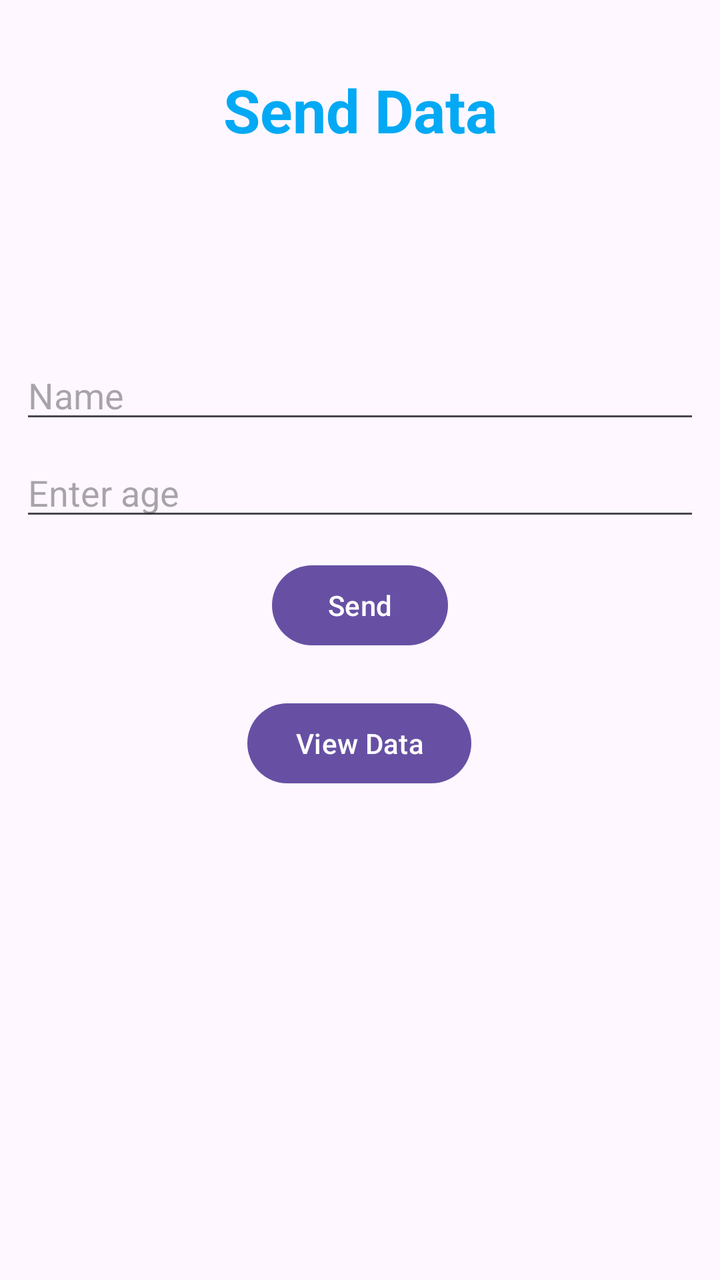
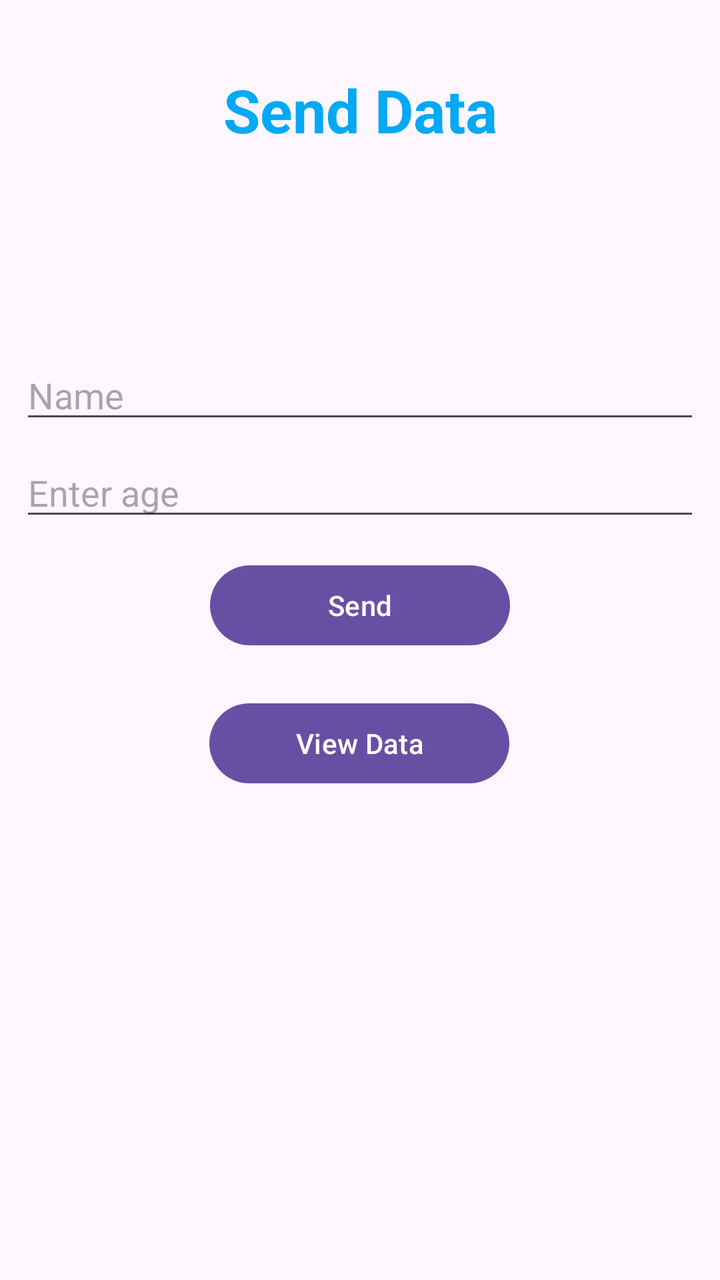

Before-and-after screenshots of an Android layout around one commit, followed by the original layout XML and the change that was made.
<!-- AndroidManifest.xml: application theme Theme.Lab9 -->
<!-- res/layout/activity_main.xml -->
<?xml version="1.0" encoding="utf-8"?>
<androidx.constraintlayout.widget.ConstraintLayout xmlns:android="http://schemas.android.com/apk/res/android"
    xmlns:app="http://schemas.android.com/apk/res-auto"
    xmlns:tools="http://schemas.android.com/tools"
    android:id="@+id/main"
    android:layout_width="match_parent"
    android:layout_height="match_parent"
    tools:context=".MainActivity">

    <TextView
        android:layout_width="wrap_content"
        android:layout_height="wrap_content"
        android:text="Send Data"
        android:textColor="#03A9F4"
        android:textSize="30dp"
        android:textStyle="bold"
        app:layout_constraintBottom_toBottomOf="parent"
        app:layout_constraintEnd_toEndOf="parent"
        app:layout_constraintStart_toStartOf="parent"
        app:layout_constraintTop_toTopOf="parent"
        app:layout_constraintVertical_bias="0.058" />

    <EditText
        android:id="@+id/name"
        android:layout_width="match_parent"
        android:layout_height="wrap_content"
        android:ems="10"
        android:inputType="text"
        android:hint="Name"
        android:layout_marginLeft="10dp"
        android:layout_marginRight="10dp"
        app:layout_constraintBottom_toBottomOf="parent"
        app:layout_constraintEnd_toEndOf="parent"
        app:layout_constraintHorizontal_bias="0.477"
        app:layout_constraintStart_toStartOf="parent"
        app:layout_constraintTop_toTopOf="parent"
        app:layout_constraintVertical_bias="0.293" />

    <EditText
        android:id="@+id/age"
        android:layout_width="match_parent"
        android:layout_height="wrap_content"
        android:ems="10"
        android:inputType="text"
        android:hint="Enter age"
        android:layout_marginRight="10dp"
        android:layout_marginLeft="10dp"
        app:layout_constraintBottom_toBottomOf="parent"
        app:layout_constraintEnd_toEndOf="parent"
        app:layout_constraintHorizontal_bias="0.0"
        app:layout_constraintStart_toStartOf="parent"
        app:layout_constraintTop_toTopOf="parent"
        app:layout_constraintVertical_bias="0.374" />

    <Button
        android:id="@+id/send"
        android:layout_width="wrap_content"
        android:layout_height="wrap_content"
        android:text="Send"
        app:layout_constraintBottom_toBottomOf="parent"
        app:layout_constraintEnd_toEndOf="parent"
        app:layout_constraintStart_toStartOf="parent"
        app:layout_constraintTop_toTopOf="parent"
        app:layout_constraintVertical_bias="0.471" />

    <Button
        android:id="@+id/view"
        android:layout_width="wrap_content"
        android:layout_height="wrap_content"
        android:text="View Data"
        app:layout_constraintBottom_toBottomOf="parent"
        app:layout_constraintEnd_toEndOf="parent"
        app:layout_constraintHorizontal_bias="0.498"
        app:layout_constraintStart_toStartOf="parent"
        app:layout_constraintTop_toTopOf="parent"
        app:layout_constraintVertical_bias="0.587" />

</androidx.constraintlayout.widget.ConstraintLayout>
<!-- resources referenced by this layout -->
<resources>
  <style name="Theme.Lab9" parent="Base.Theme.Lab9" />
  <style name="Base.Theme.Lab9" parent="Theme.Material3.DayNight.NoActionBar">
          
          
      </style>
</resources>

<!-- the commit's change to res/layout/activity_main.xml (unified diff, before → after) -->
@@ -54,7 +54,7 @@
 
     <Button
         android:id="@+id/send"
-        android:layout_width="wrap_content"
+        android:layout_width="150dp"
         android:layout_height="wrap_content"
         android:text="Send"
         app:layout_constraintBottom_toBottomOf="parent"
@@ -65,7 +65,7 @@
 
     <Button
         android:id="@+id/view"
-        android:layout_width="wrap_content"
+        android:layout_width="150dp"
         android:layout_height="wrap_content"
         android:text="View Data"
         app:layout_constraintBottom_toBottomOf="parent"
